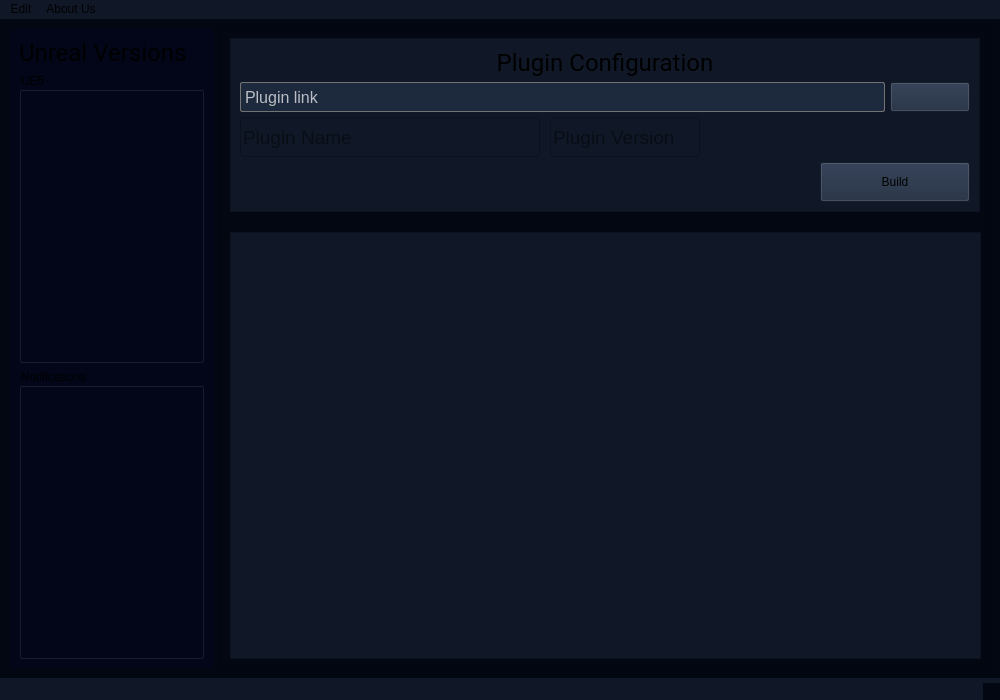
Mecanes-Org/PluginBuilder-source, file PluginBuilder/mainwindow.ui: the form before one commit.
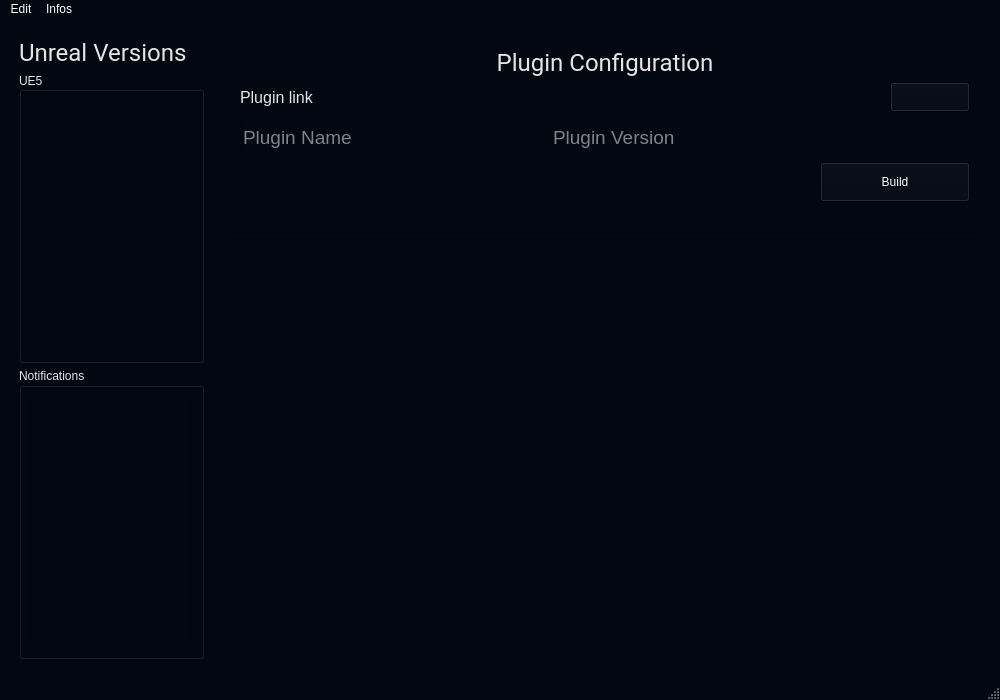
The form after the commit. Icons and pictures are not drawn.

Patch:
```diff
--- a/PluginBuilder/mainwindow.ui
+++ b/PluginBuilder/mainwindow.ui
@@ -499,68 +499,7 @@
     <normaloff>:/resources/images/logo/PluginBuilder.png</normaloff>:/resources/images/logo/PluginBuilder.png</iconset>
   </property>
   <property name="styleSheet">
-   <string notr="true">QWidget{
-	background-color: #030712;
-}
-QMenuBar,  QStatusBar{
-	background-color: #101828;
-}
-
-QMenuBar::item:selected{
-	color: #4198EF;
-}
-
-QScrollArea{
-	border: none;
-}
-
-QLabel#label_log{
-	color:  rgba(255, 255, 255, .75);
-}
-
-QLabel{
-	background-color:  none;
-}
-
-QCheckBox::indicator {
-    width: 16px;
-    height: 16px; 
-    border: 1px solid #4198EF;
-}
-
-QCheckBox::indicator:checked{
-	image: url(:/resources/images/check-icon.png);
-}
-
-QCheckBox::indicator:disabled{
-	border: 1px solid rgb(58, 58, 58);
-}
-
-QLineEdit{
-	background-color:  rgba(255, 255, 255, .1 );
-	color: rgba(255, 255, 255, .8 );
-}
-
-QLabel#label_pluginPath{
-	border: 1px solid #E7E5E4 ;
-	border-radius: 2px;
-}
-
-QScrollBar:vertical {
-    background: transparent;
-    min-height: 40px;
-    width: 13px;
-}
-
-QScrollBar::handle:vertical {
-    background: #101828; 
-	min-height: 40px;
-}
-
-QScrollBar::handle:vertical:hover {
-    background: #1D2939; 
-}
-</string>
+   <string notr="true"/>
   </property>
   <property name="documentMode">
    <bool>false</bool>
@@ -587,8 +526,7 @@
          </size>
         </property>
         <property name="styleSheet">
-         <string notr="true">background-color: #020618;
-</string>
+         <string notr="true"/>
         </property>
         <property name="frameShape">
          <enum>QFrame::Shape::StyledPanel</enum>
@@ -616,6 +554,9 @@
                <pointsize>18</pointsize>
               </font>
              </property>
+             <property name="styleSheet">
+              <string notr="true"/>
+             </property>
              <property name="text">
               <string>Unreal Versions</string>
              </property>
@@ -647,9 +588,6 @@
                <height>300</height>
               </size>
              </property>
-             <property name="styleSheet">
-              <string notr="true"/>
-             </property>
              <property name="title">
               <string>UE5</string>
              </property>
@@ -697,7 +635,7 @@
                   <rect>
                    <x>0</x>
                    <y>0</y>
-                   <width>177</width>
+                   <width>175</width>
                    <height>16</height>
                   </rect>
                  </property>
@@ -707,6 +645,9 @@
                    <verstretch>0</verstretch>
                   </sizepolicy>
                  </property>
+                 <property name="styleSheet">
+                  <string notr="true"/>
+                 </property>
                  <layout class="QVBoxLayout" name="verticalLayout_3">
                   <property name="spacing">
                    <number>5</number>
@@ -785,7 +726,7 @@
                   <rect>
                    <x>0</x>
                    <y>0</y>
-                   <width>159</width>
+                   <width>157</width>
                    <height>16</height>
                   </rect>
                  </property>
@@ -802,10 +743,7 @@
                   </font>
                  </property>
                  <property name="styleSheet">
-                  <string notr="true">QLabel{
-	color: rgba(255, 255, 255, 0.85);
-	font: 500 9pt &quot;Rockwell&quot;;
-}</string>
+                  <string notr="true"/>
                  </property>
                  <layout class="QVBoxLayout" name="verticalLayout_10">
                   <property name="spacing">
@@ -840,6 +778,9 @@
       </item>
       <item>
        <widget class="QFrame" name="frame_build">
+        <property name="styleSheet">
+         <string notr="true"/>
+        </property>
         <property name="frameShape">
          <enum>QFrame::Shape::StyledPanel</enum>
         </property>
@@ -870,7 +811,7 @@
               <bool>false</bool>
              </property>
              <property name="styleSheet">
-              <string notr="true">background-color: #101828;</string>
+              <string notr="true"/>
              </property>
              <property name="frameShape">
               <enum>QFrame::Shape::StyledPanel</enum>
@@ -890,6 +831,9 @@
                   <pointsize>18</pointsize>
                  </font>
                 </property>
+                <property name="styleSheet">
+                 <string notr="true"/>
+                </property>
                 <property name="text">
                  <string>Plugin Configuration</string>
                 </property>
@@ -933,11 +877,7 @@
                    <number>-2</number>
                   </property>
                   <property name="styleSheet">
-                   <string notr="true">QLabel#label_pluginPath{
-	border-color: rgb(115, 115, 115);
-	background-color: #1D293D;
-	color: rgba(255, 255, 255, 0.7)
-}</string>
+                   <string notr="true"/>
                   </property>
                   <property name="text">
                    <string notr="true">Plugin link</string>
@@ -984,13 +924,7 @@
                    <cursorShape>PointingHandCursor</cursorShape>
                   </property>
                   <property name="styleSheet">
-                   <string notr="true">QPushButton{ 
-	background-color:  #1D293D;
-}
-
-QPushButton:disabled{ 
-	background-color: #0F172B; 
-}</string>
+                   <string notr="true"/>
                   </property>
                   <property name="text">
                    <string/>
@@ -1089,6 +1023,9 @@
                   <property name="toolTip">
                    <string/>
                   </property>
+                  <property name="styleSheet">
+                   <string notr="true"/>
+                  </property>
                   <property name="text">
                    <string/>
                   </property>
@@ -1107,6 +1044,9 @@
               </item>
               <item alignment="Qt::AlignmentFlag::AlignRight">
                <widget class="QPushButton" name="pushButton_build">
+                <property name="enabled">
+                 <bool>true</bool>
+                </property>
                 <property name="sizePolicy">
                  <sizepolicy hsizetype="Maximum" vsizetype="Maximum">
                   <horstretch>0</horstretch>
@@ -1129,13 +1069,7 @@
                  <cursorShape>PointingHandCursor</cursorShape>
                 </property>
                 <property name="styleSheet">
-                 <string notr="true">QPushButton{ 
-	background-color:  #1D293D;
-}
-
-QPushButton:disabled{ 
-	background-color: #0F172B; 
-}</string>
+                 <string notr="true"/>
                 </property>
                 <property name="text">
                  <string>Build</string>
@@ -1169,7 +1103,7 @@
               </size>
              </property>
              <property name="styleSheet">
-              <string notr="true">background-color:  #101828;</string>
+              <string notr="true"/>
              </property>
              <property name="frameShape">
               <enum>QFrame::Shape::StyledPanel</enum>
@@ -1215,8 +1149,8 @@
                   <rect>
                    <x>0</x>
                    <y>0</y>
-                   <width>738</width>
-                   <height>402</height>
+                   <width>736</width>
+                   <height>400</height>
                   </rect>
                  </property>
                  <layout class="QVBoxLayout" name="verticalLayout_9">
@@ -1316,7 +1250,7 @@
      <cursorShape>PointingHandCursor</cursorShape>
     </property>
     <property name="title">
-     <string>About Us</string>
+     <string>Infos</string>
     </property>
     <addaction name="actioninfos"/>
    </widget>
```
Left out of the diff: 8 changed lines with no effect on the pictures.
